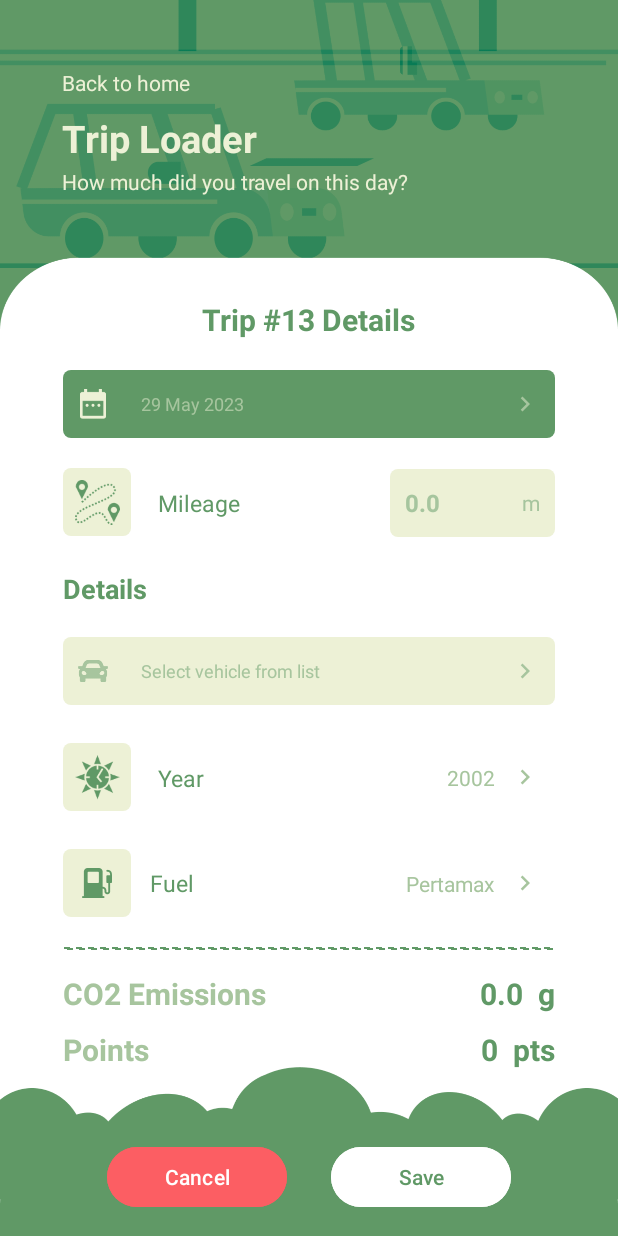
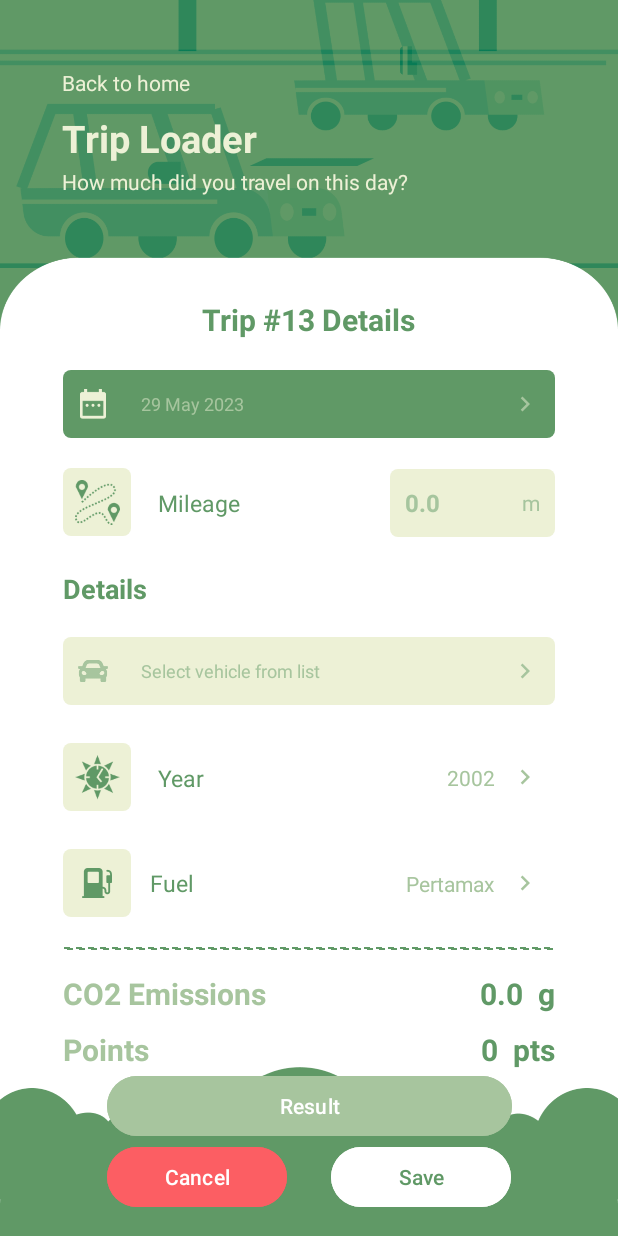
Before and after one commit to hakamf13/Eco-Route, an Android app: the DetailTrackerActivity screen opened directly, with no data from a screen before it, on a phone screen of 412 x 824 dp. Run offline under Robolectric (Android 15) with nearby library versions, the phone set to English and light mode, and no system bars.

Commit message:
Update #5 Detail Tracker (Half)

```diff
--- a/app/src/main/java/com/capstone/eco_route/ui/detailtracker/DetailTrackerActivity.kt
+++ b/app/src/main/java/com/capstone/eco_route/ui/detailtracker/DetailTrackerActivity.kt
@@ -1,5 +1,6 @@
 package com.capstone.eco_route.ui.detailtracker
 
+import android.annotation.SuppressLint
 import android.app.DatePickerDialog
 import android.app.Dialog
 import android.content.Intent
@@ -16,7 +17,7 @@ import java.text.SimpleDateFormat
 import java.util.Calendar
 import java.util.Locale
 
-@Suppress("DEPRECATION", "UNUSED_EXPRESSION")
+@Suppress("DEPRECATION")
 class DetailTrackerActivity : AppCompatActivity() {
 
     private val binding: ActivityDetailTrackerBinding by lazy {
@@ -56,6 +57,10 @@ class DetailTrackerActivity : AppCompatActivity() {
 
         binding.buttonCancel.setOnClickListener {
             showCancelCalculateDialog()
+        }
+
+        binding.buttonEndResult.setOnClickListener {
+            //
         }
 
     }
@@ -139,6 +144,7 @@ class DetailTrackerActivity : AppCompatActivity() {
         showDialog(DATE_DIALOG_ID)
     }
 
+    @SuppressLint("LogNotTimber")
     private fun yearDialogBuilder(): DatePickerDialog {
         val datePickerDialog = DatePickerDialog(
             this,
--- a/app/src/main/res/layout/activity_detail_tracker.xml
+++ b/app/src/main/res/layout/activity_detail_tracker.xml
@@ -459,6 +459,18 @@
 
     <!--Button-->
     <Button
+        android:id="@+id/button_end_result"
+        android:layout_width="270dp"
+        android:layout_height="wrap_content"
+        android:text="Result"
+        android:backgroundTint="@color/sage_50"
+        app:layout_constraintStart_toEndOf="@id/guideline1"
+        app:layout_constraintEnd_toStartOf="@+id/guideline12"
+        app:layout_constraintTop_toBottomOf="@+id/pointUnit"
+        app:layout_constraintBottom_toTopOf="@+id/button_save"/>
+
+
+    <Button
         android:id="@+id/button_cancel"
         android:layout_width="120dp"
         android:layout_height="wrap_content"
```
